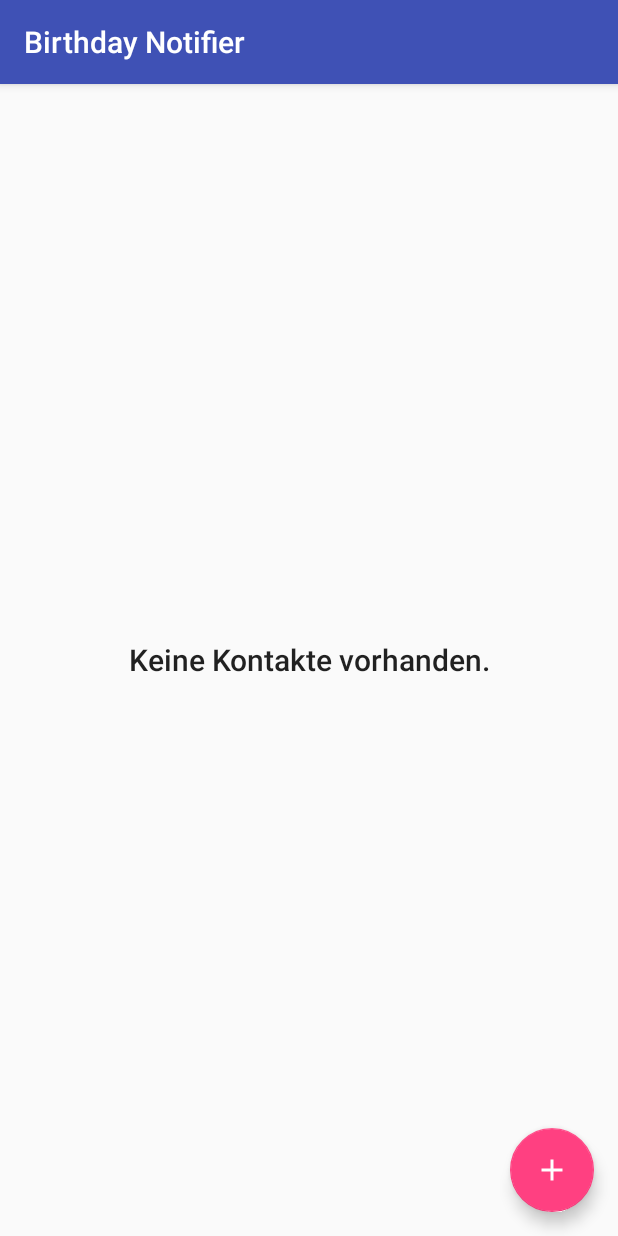
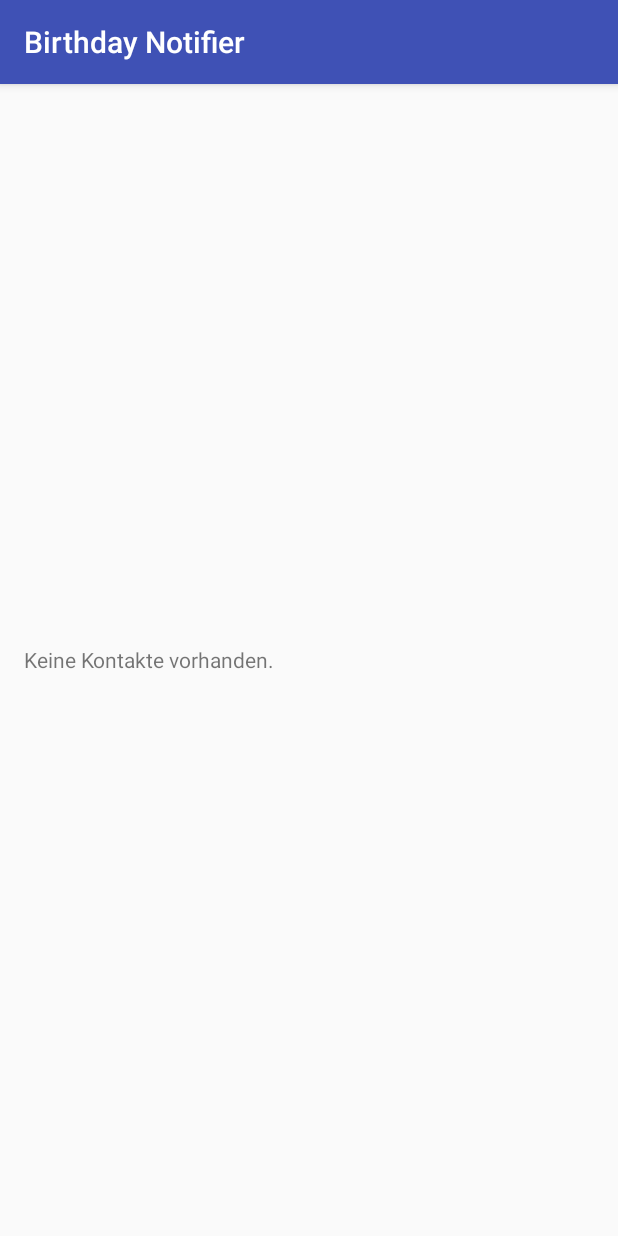
Before and after one commit to lpa-and/AndroidBasics, an Android app: the screen it shows after launch (MainActivity), on a phone screen of 412 x 824 dp. Run offline under Robolectric (Android 15) with nearby library versions, the phone set to English and light mode, and no system bars.

Commit message:
Start project from scratch.

```diff
--- a/exercise2/src/main/java/at/technikumwien/birthdaynotifier/ui/main/MainActivity.java
+++ b/exercise2/src/main/java/at/technikumwien/birthdaynotifier/ui/main/MainActivity.java
@@ -17,11 +17,7 @@ import at.technikumwien.birthdaynotifier.ui.main.recyclerview.ContactAdapter;
 
 public class MainActivity extends AppCompatActivity {
 
-    private RecyclerView recyclerView;
-    private FloatingActionButton fab;
     private TextView emptyText;
-
-    private ContactAdapter adapter;
 
     @Override
     protected void onCreate(Bundle savedInstanceState) {
@@ -29,46 +25,6 @@ public class MainActivity extends AppCompatActivity {
 
         // Set the content view and find our views
         setContentView(R.layout.activity_main);
-        recyclerView = findViewById(R.id.recycler_view);
-        fab = findViewById(R.id.fab);
-        emptyText = findViewById(R.id.no_contacts);
-
-        // Create an adapter for the RecyclerView
-        adapter = new ContactAdapter();
-
-        // If the recycler view does not change in size, this
-        // enables some optimizations
-        recyclerView.setHasFixedSize(true);
-        // Set a LinearLayoutManager, which lays the items out one after another
-        // (like a LinearLayout)
-        recyclerView.setLayoutManager(new LinearLayoutManager(this));
-        // Set our contacts adapter on the RecyclerView
-        recyclerView.setAdapter(adapter);
-
-        // Show a snackbar when the floating action button is clicked
-        // and add some data to show
-        fab.setOnClickListener(new View.OnClickListener() {
-            @Override
-            public void onClick(View v) {
-                Snackbar.make(fab, "Kontakte geladen", Snackbar.LENGTH_LONG).show();
-                onContactsLoaded(Arrays.asList(
-                        "Max Mustermann",
-                        "Maria Musterfrau",
-                        "Stefan Müller",
-                        "Theresa Huber",
-                        "Manuel Mustermann",
-                        "Stefanie Musterfrau",
-                        "Thomas Müller",
-                        "Sarah Huber"
-                ));
-            }
-        });
     }
 
-    // Is called, when contacts are loaded. Here we set the visibility
-    // of the empty list info text and update the data in our adapter
-    private void onContactsLoaded(List<String> contactList) {
-        emptyText.setVisibility(contactList.isEmpty() ? View.VISIBLE : View.GONE);
-        adapter.setContactList(contactList);
-    }
 }
--- a/exercise2/src/main/res/layout/activity_main.xml
+++ b/exercise2/src/main/res/layout/activity_main.xml
@@ -1,17 +1,9 @@
 <?xml version="1.0" encoding="utf-8"?>
-<android.support.design.widget.CoordinatorLayout xmlns:android="http://schemas.android.com/apk/res/android"
+<LinearLayout xmlns:android="http://schemas.android.com/apk/res/android"
     xmlns:tools="http://schemas.android.com/tools"
     xmlns:app="http://schemas.android.com/apk/res-auto"
     android:layout_width="match_parent"
     android:layout_height="match_parent">
-
-    <android.support.v7.widget.RecyclerView
-        android:id="@+id/recycler_view"
-        android:layout_width="match_parent"
-        android:layout_height="match_parent"
-        android:paddingBottom="8dp"
-        android:clipToPadding="false"
-        android:scrollbars="vertical"/>
 
     <TextView
         android:id="@+id/no_contacts"
@@ -20,16 +12,7 @@
         android:layout_gravity="center"
         android:layout_margin="16dp"
         android:text="@string/no_contacts"
-        android:textAlignment="center"
-        style="@style/TextAppearance.AppCompat.Title"/>
+        android:textAlignment="center" />
 
-    <android.support.design.widget.FloatingActionButton
-        android:id="@+id/fab"
-        android:layout_width="wrap_content"
-        android:layout_height="wrap_content"
-        android:layout_margin="16dp"
-        android:layout_gravity="bottom|right"
-        app:fabSize="normal"
-        android:src="@drawable/ic_add_white"/>
 
-</android.support.design.widget.CoordinatorLayout>
+</LinearLayout>
```
